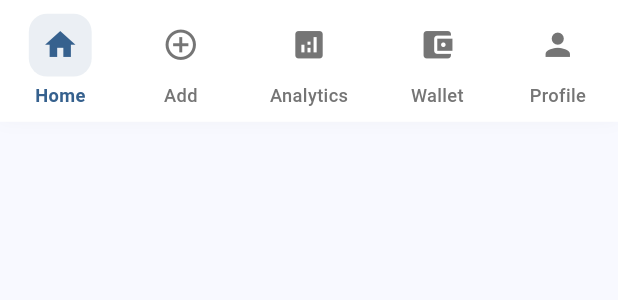
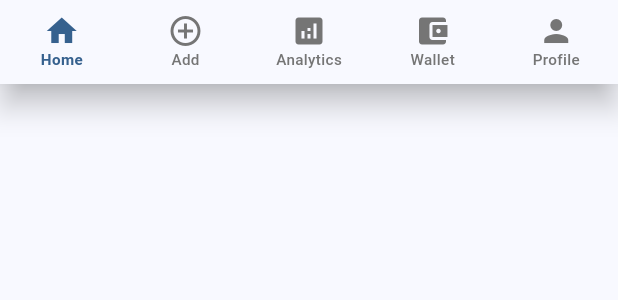
Before and after one commit to AaaayushXD/Expense-Tracker, a Flutter app: the CustomBottomNavigation widget shown alone on an empty page, opened directly with empty values, on a phone screen of 412 x 824 dp. Shown: the top 300 px of the screen. Run offline on Flutter 3.47's test engine with Material 3 defaults, Android fonts, the phone set to English and light mode, and no system bars; our stand-ins replace flutter_screenutil, flutter_signin_button.

Commit message:
update: fix ui

```diff
--- a/lib/components/bottom_navigation.dart
+++ b/lib/components/bottom_navigation.dart
@@ -13,98 +13,36 @@ class CustomBottomNavigation extends StatelessWidget {
 
   @override
   Widget build(BuildContext context) {
-    return Container(
-      height: 80.h,
-      decoration: BoxDecoration(
-        color: Colors.white,
-        boxShadow: [
-          BoxShadow(
-            color: Colors.grey.withValues(alpha: 0.1),
-            spreadRadius: 1,
-            blurRadius: 10,
-            offset: const Offset(0, -2),
-          ),
-        ],
+    return BottomNavigationBar(
+      type: BottomNavigationBarType.fixed,
+      currentIndex: currentIndex,
+      onTap: onTap,
+      selectedItemColor: Theme.of(context).primaryColor,
+      unselectedItemColor: Colors.grey[600],
+      selectedLabelStyle: TextStyle(
+        fontSize: 10.sp,
+        fontWeight: FontWeight.w600,
       ),
-      child: Row(
-        mainAxisAlignment: MainAxisAlignment.spaceAround,
-        children: [
-          _buildNavItem(
-            icon: Icons.home,
-            label: 'Home',
-            index: 0,
-            context: context,
-          ),
-          _buildNavItem(
-            icon: Icons.add_circle_outline,
-            label: 'Add',
-            index: 1,
-            context: context,
-          ),
-          _buildNavItem(
-            icon: Icons.analytics,
-            label: 'Analytics',
-            index: 2,
-            context: context,
-          ),
-          _buildNavItem(
-            icon: Icons.account_balance_wallet,
-            label: 'Wallet',
-            index: 3,
-            context: context,
-          ),
-          _buildNavItem(
-            icon: Icons.person,
-            label: 'Profile',
-            index: 4,
-            context: context,
-          ),
-        ],
+      unselectedLabelStyle: TextStyle(
+        fontSize: 10.sp,
+        fontWeight: FontWeight.w500,
       ),
-    );
-  }
-
-  Widget _buildNavItem({
-    required IconData icon,
-    required String label,
-    required int index,
-    required BuildContext context,
-  }) {
-    final isSelected = currentIndex == index;
-    return GestureDetector(
-      onTap: () => onTap(index),
-      child: Column(
-        mainAxisAlignment: MainAxisAlignment.center,
-        children: [
-          Container(
-            padding: EdgeInsets.all(8.w),
-            decoration: BoxDecoration(
-              color: isSelected
-                  ? Theme.of(context).primaryColor.withValues(alpha: 0.1)
-                  : Colors.transparent,
-              borderRadius: BorderRadius.circular(12.r),
-            ),
-            child: Icon(
-              icon,
-              color: isSelected
-                  ? Theme.of(context).primaryColor
-                  : Colors.grey[600],
-              size: 24.sp,
-            ),
-          ),
-          SizedBox(height: 4.h),
-          Text(
-            label,
-            style: TextStyle(
-              fontSize: 12.sp,
-              color: isSelected
-                  ? Theme.of(context).primaryColor
-                  : Colors.grey[600],
-              fontWeight: isSelected ? FontWeight.w600 : FontWeight.w500,
-            ),
-          ),
-        ],
-      ),
+      items: const [
+        BottomNavigationBarItem(icon: Icon(Icons.home), label: 'Home'),
+        BottomNavigationBarItem(
+          icon: Icon(Icons.add_circle_outline),
+          label: 'Add',
+        ),
+        BottomNavigationBarItem(
+          icon: Icon(Icons.analytics),
+          label: 'Analytics',
+        ),
+        BottomNavigationBarItem(
+          icon: Icon(Icons.account_balance_wallet),
+          label: 'Wallet',
+        ),
+        BottomNavigationBarItem(icon: Icon(Icons.person), label: 'Profile'),
+      ],
     );
   }
 }
--- a/lib/components/expense_chart.dart
+++ b/lib/components/expense_chart.dart
@@ -63,7 +63,8 @@ class ExpenseChart extends StatelessWidget {
                     child: Column(
                       mainAxisAlignment: MainAxisAlignment.end,
                       children: [
-                        Container(
+                        Flexible(
+                          child: Container(
                             width: 30.w,
                             height: actualBarHeight.h,
                             decoration: BoxDecoration(
@@ -76,6 +77,7 @@ class ExpenseChart extends StatelessWidget {
                                 ],
                               ),
                               borderRadius: BorderRadius.circular(15.r),
+                            ),
                           ),
                         ),
                         SizedBox(height: 8.h),
--- a/lib/main.dart
+++ b/lib/main.dart
@@ -20,6 +20,7 @@ class MyApp extends StatelessWidget {
       splitScreenMode: true,
       builder: (context, child) {
         return MaterialApp(
+          debugShowCheckedModeBanner: false,
           title: 'Expense Tracker',
           theme: ThemeData(
             colorScheme: ColorScheme.fromSeed(
--- a/lib/screens/analytics/analytics_screen.dart
+++ b/lib/screens/analytics/analytics_screen.dart
@@ -57,6 +57,8 @@ class AnalyticsScreen extends StatelessWidget {
         ),
         SizedBox(height: 16.h),
         Row(
+          mainAxisAlignment: MainAxisAlignment.spaceBetween,
+          mainAxisSize: MainAxisSize.max,
           children: [
             Expanded(
               child: StatCard(
```
Also changed, not shown: lib/components/stat_card.dart (+8 -7 lines), lib/screens/dashboard/dashboard_screen.dart (+3 -9 lines), lib/screens/main_navigation_screen.dart (+15 -6 lines), lib/screens/profile/profile_screen.dart (+2 -7 lines). Lines whose indentation alone changed are shown as unchanged.
